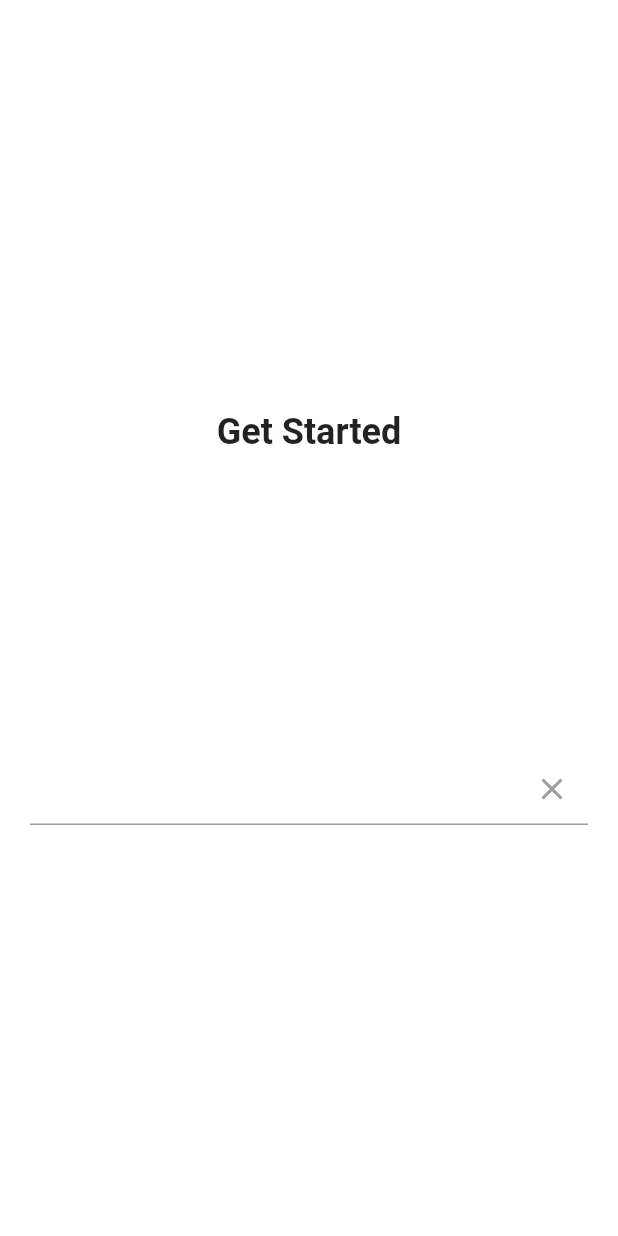
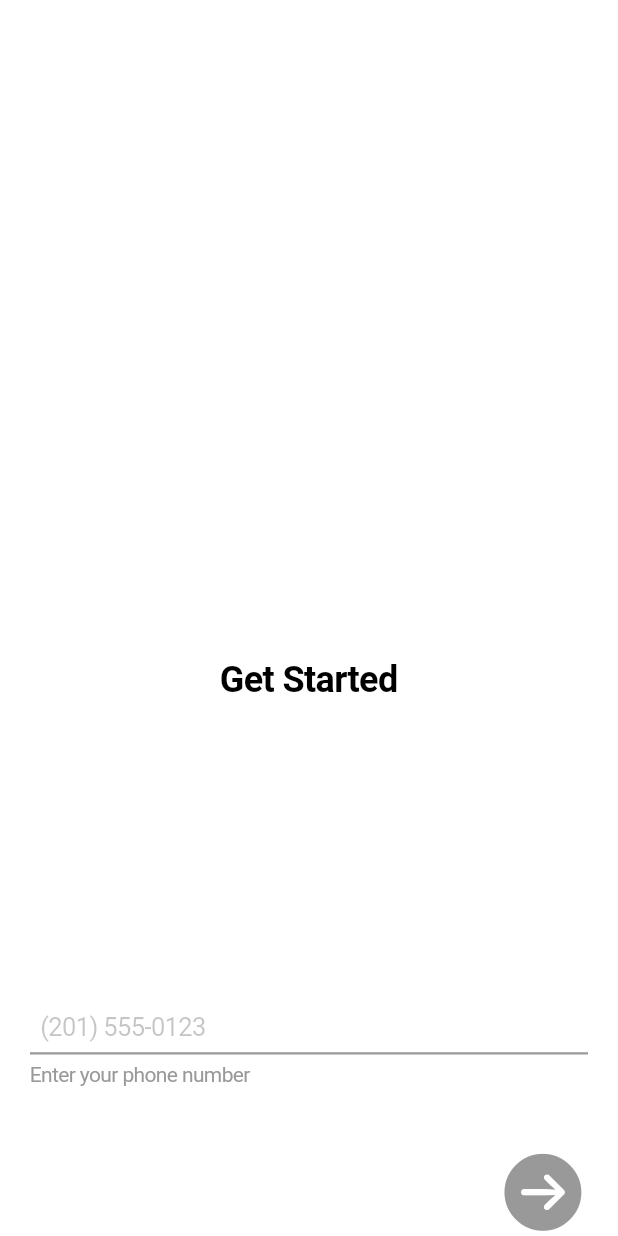
Before and after one commit to Elereman/phone_number_validation, a Flutter app: the screen it shows after launch, on a phone screen of 412 x 824 dp. Run offline on Flutter 3.47's test engine with Material 2 defaults, Android fonts, the phone set to English and light mode, and no system bars; our stand-ins replace mask_text_input_formatter, rxdart.

Commit message:
add bloc for home page implement IU add usecase for phone number validation

```diff
--- /dev/null
+++ b/lib/back_bone/bloc_status.dart
@@ -0,0 +1,5 @@
+enum BlocStatus {
+  Error,
+  Loading,
+  Loaded,
+}
--- /dev/null
+++ b/lib/domain/usecase/validate_phone_number.dart
@@ -0,0 +1,18 @@
+abstract class ValidatePhoneNumberUseCase {
+  Future<bool> call(String phoneNumber);
+}
+
+class DefaultValidatePhoneNumberUseCase implements ValidatePhoneNumberUseCase {
+  @override
+  Future<bool> call(String phoneNumber) async {
+    const String pattern = r'(\(\d{3}\) \d{3}-\d{4})';
+    final RegExp regExp = RegExp(pattern);
+    if (phoneNumber.isEmpty) {
+      return false;
+    } else if (!regExp.hasMatch(phoneNumber)) {
+      return false;
+    } else {
+      return true;
+    }
+  }
+}
--- a/lib/flutter/bloc/home_page/bloc.dart
+++ b/lib/flutter/bloc/home_page/bloc.dart
@@ -0,0 +1,40 @@
+import 'package:meta/meta.dart';
+import 'package:phone_number_validation/domain/usecase/validate_phone_number.dart';
+import 'package:phone_number_validation/flutter/bloc/home_page/event.dart';
+import 'package:phone_number_validation/flutter/bloc/home_page/event/initialize.dart';
+import 'package:phone_number_validation/flutter/bloc/home_page/event/validate.dart';
+import 'package:phone_number_validation/flutter/bloc/home_page/state.dart';
+import 'package:rxdart/rxdart.dart';
+
+class HomePageBloc {
+  final BehaviorSubject<HomePageEvent> _eventSubject;
+  final BehaviorSubject<HomePageState> _stateSubject;
+
+  final ValidatePhoneNumberUseCase validatePhoneNumberUseCase;
+
+  final int maxNumberLength;
+
+  HomePageState _state;
+
+  HomePageBloc({
+    @required this.validatePhoneNumberUseCase,
+    this.maxNumberLength = 14,
+  })  : _stateSubject = BehaviorSubject<HomePageState>(),
+        _eventSubject = BehaviorSubject<HomePageEvent>(),
+        super() {
+    _eventSubject.listen((HomePageEvent event) {
+      _state = event.reduce(_state);
+      _stateSubject.add(_state);
+    });
+    _eventSubject.add(InitializeEvent());
+  }
+
+  Stream<HomePageState> get stateStream => _stateSubject.stream;
+
+  void validatePhoneNumber(String number) =>
+      _eventSubject.add(ValidatePhoneNumberEvent(
+        number,
+        validatePhoneNumberUseCase,
+        _eventSubject.sink,
+      ));
+}
--- a/lib/flutter/bloc/home_page/event.dart
+++ b/lib/flutter/bloc/home_page/event.dart
@@ -0,0 +1,5 @@
+import 'package:phone_number_validation/flutter/bloc/home_page/state.dart';
+
+abstract class HomePageEvent {
+  HomePageState reduce(HomePageState oldState);
+}
--- /dev/null
+++ b/lib/flutter/bloc/home_page/event/data_loaded.dart
@@ -0,0 +1,11 @@
+import 'package:phone_number_validation/flutter/bloc/home_page/event.dart';
+import 'package:phone_number_validation/flutter/bloc/home_page/state.dart';
+
+class DataLoadedEvent implements HomePageEvent {
+  final HomePageState _state;
+
+  DataLoadedEvent(this._state);
+
+  @override
+  HomePageState reduce(HomePageState oldState) => _state;
+}
--- /dev/null
+++ b/lib/flutter/bloc/home_page/event/initialize.dart
@@ -0,0 +1,11 @@
+import 'package:phone_number_validation/back_bone/bloc_status.dart';
+import 'package:phone_number_validation/flutter/bloc/home_page/event.dart';
+import 'package:phone_number_validation/flutter/bloc/home_page/state.dart';
+
+class InitializeEvent implements HomePageEvent {
+  @override
+  HomePageState reduce(HomePageState oldState) => HomePageState(
+        isNumberValid: false,
+        status: BlocStatus.Loaded,
+      );
+}
--- /dev/null
+++ b/lib/flutter/bloc/home_page/event/validate.dart
@@ -0,0 +1,48 @@
+import 'package:phone_number_validation/back_bone/bloc_status.dart';
+import 'package:phone_number_validation/domain/usecase/validate_phone_number.dart';
+import 'package:phone_number_validation/flutter/bloc/home_page/event.dart';
+import 'package:phone_number_validation/flutter/bloc/home_page/event/data_loaded.dart';
+import 'package:phone_number_validation/flutter/bloc/home_page/state.dart';
+
+class ValidatePhoneNumberEvent implements HomePageEvent {
+  final String _phoneNumber;
+  final ValidatePhoneNumberUseCase _validatePhoneNumberUseCase;
+  final Sink<HomePageEvent> _eventSink;
+
+  ValidatePhoneNumberEvent(
+    this._phoneNumber,
+    this._validatePhoneNumberUseCase,
+    this._eventSink,
+  );
+
+  @override
+  HomePageState reduce(HomePageState oldState) {
+    _validatePhoneNumberUseCase(_phoneNumber)
+        .then(
+          (bool result) => _eventSink.add(
+            DataLoadedEvent(
+              HomePageState(
+                isNumberValid: result,
+                status: BlocStatus.Loaded,
+              ),
+            ),
+          ),
+        )
+        .catchError(
+          (Object error) => _eventSink.add(
+            DataLoadedEvent(
+              HomePageState(
+                isNumberValid: null,
+                status: BlocStatus.Error,
+                error: error,
+              ),
+            ),
+          ),
+        );
+
+    return HomePageState(
+      isNumberValid: oldState?.isNumberValid,
+      status: BlocStatus.Loading,
+    );
+  }
+}
--- a/lib/flutter/bloc/home_page/state.dart
+++ b/lib/flutter/bloc/home_page/state.dart
@@ -0,0 +1,14 @@
+import 'package:meta/meta.dart';
+import 'package:phone_number_validation/back_bone/bloc_status.dart';
+
+class HomePageState {
+  final bool isNumberValid;
+  final BlocStatus status;
+  final Object error;
+
+  HomePageState({
+    @required this.isNumberValid,
+    @required this.status,
+    this.error,
+  });
+}
--- a/lib/flutter/page/home.dart
+++ b/lib/flutter/page/home.dart
@@ -1,13 +1,46 @@
+import 'package:flutter/cupertino.dart';
 import 'package:flutter/material.dart';
+import 'package:mask_text_input_formatter/mask_text_input_formatter.dart';
+import 'package:phone_number_validation/back_bone/bloc_status.dart';
+import 'package:phone_number_validation/flutter/bloc/home_page/bloc.dart';
+import 'package:phone_number_validation/flutter/bloc/home_page/state.dart';
 
-class HomePage extends StatelessWidget {
+class HomePage extends StatefulWidget {
+  final HomePageBloc bloc;
+
+  const HomePage({@required this.bloc, Key key}) : super(key: key);
+
+  @override
+  _HomePageState createState() => _HomePageState();
+}
+
+class _HomePageState extends State<HomePage> {
+  final TextEditingController _controller = TextEditingController();
+
+  @override
+  void initState() {
+    super.initState();
+    _controller.addListener(onTextChanged);
+  }
+
+  @override
+  void dispose() {
+    super.dispose();
+    _controller.dispose();
+  }
+
+  void onTextChanged() {
+    widget.bloc.validatePhoneNumber(_controller.text);
+  }
+
   @override
   Widget build(BuildContext context) {
-    return Scaffold(
-      body: Column(
+    return CupertinoPageScaffold(
+      child: Column(
+        crossAxisAlignment: CrossAxisAlignment.start,
         children: <Widget>[
-          Spacer(),
-          Align(
+          const Spacer(),
+          const Align(
             alignment: Alignment.center,
             child: Text(
               'Get Started',
@@ -17,32 +50,119 @@ class HomePage extends StatelessWidget {
               ),
             ),
           ),
-          SizedBox(
+          const SizedBox(
             height: 200,
           ),
           Padding(
             padding: const EdgeInsets.symmetric(
               horizontal: 20,
             ),
-            child: TextFormField(
-              cursorColor: Colors.grey,
+            child: CupertinoTextField(
+              controller: _controller,
+              suffixMode: OverlayVisibilityMode.editing,
+              suffix: GestureDetector(
+                onTap: () {
+                  setState(() {
+                    _controller.clear();
+                  });
+                },
+                child: const Icon(
+                  CupertinoIcons.clear_circled_solid,
+                  color: CupertinoColors.inactiveGray,
+                ),
+              ),
+              inputFormatters: <MaskTextInputFormatter>[
+                MaskTextInputFormatter(mask: '(###) ###-####'),
+              ],
+              keyboardType: TextInputType.phone,
+              cursorColor: CupertinoColors.inactiveGray,
               cursorWidth: 1.5,
-              decoration: InputDecoration(
-                suffixIcon: IconButton(
-                  color: Colors.grey,
-                  onPressed: () {},
-                  icon: Icon(Icons.clear),
-                ),
-                focusedBorder: UnderlineInputBorder(
-                  borderSide: BorderSide(
-                    color: Colors.grey,
+              placeholder: '(201) 555-0123',
+              decoration: const BoxDecoration(
+                border: Border(
+                  bottom: BorderSide(
+                    color: CupertinoColors.inactiveGray,
                     width: 1.5,
                   ),
                 ),
               ),
             ),
           ),
-          Spacer(),
+          const SizedBox(
+            height: 5,
+          ),
+          const Padding(
+            padding: EdgeInsets.only(left: 20),
+            child: Text(
+              'Enter your phone number',
+              textAlign: TextAlign.start,
+              style: TextStyle(
+                color: CupertinoColors.inactiveGray,
+                fontSize: 14,
+                fontWeight: FontWeight.w400,
+              ),
+            ),
+          ),
+          const SizedBox(
+            height: 40,
+          ),
+          Padding(
+            padding: const EdgeInsets.only(right: 20),
+            child: Row(
+              mainAxisAlignment: MainAxisAlignment.end,
+              children: <Widget>[
+                StreamBuilder<HomePageState>(
+                    stream: widget.bloc.stateStream,
+                    builder: (BuildContext context,
+                        AsyncSnapshot<HomePageState> snapshot) {
+                      if (!snapshot.hasData) {
+                        return const Center(
+                          child: CupertinoActivityIndicator(
+                            animating: true,
+                            radius: 20,
+                          ),
+                        );
+                      } else if (snapshot.hasError) {
+                        return const Icon(
+                          CupertinoIcons.arrow_right_circle_fill,
+                          size: 60,
+                          color: CupertinoColors.systemRed,
+                        );
+                      } else {
+                        final HomePageState state = snapshot.data;
+
+                        if (state.status == BlocStatus.Loading) {
+                          return const Center(
+                            child: CupertinoActivityIndicator(
+                              animating: true,
+                              radius: 20,
+                            ),
+                          );
+                        } else if (state.status == BlocStatus.Error) {
+                          return const Icon(
+                            CupertinoIcons.arrow_right_circle_fill,
+                            size: 60,
+                            color: CupertinoColors.systemRed,
+                          );
+                        } else {
+                          if (state.isNumberValid) {
+                            return const Icon(
+                              CupertinoIcons.arrow_right_circle_fill,
+                              size: 60,
+                            );
+                          } else {
+                            return const Icon(
+                              CupertinoIcons.arrow_right_circle_fill,
+                              size: 60,
+                              color: CupertinoColors.inactiveGray,
+                            );
+                          }
+                        }
+                      }
+                    }),
+              ],
+            ),
+          )
         ],
       ),
     );
--- a/lib/main.dart
+++ b/lib/main.dart
@@ -1,4 +1,6 @@
-import 'package:flutter/material.dart';
+import 'package:flutter/cupertino.dart';
+import 'package:phone_number_validation/domain/usecase/validate_phone_number.dart';
+import 'package:phone_number_validation/flutter/bloc/home_page/bloc.dart';
 import 'package:phone_number_validation/flutter/page/home.dart';
 
 void main() {
@@ -6,17 +8,16 @@ void main() {
 }
 
 class MyApp extends StatelessWidget {
-  // This widget is the root of your application.
   @override
   Widget build(BuildContext context) {
-    return MaterialApp(
+    return CupertinoApp(
+      debugShowCheckedModeBanner: false,
       title: 'Flutter Demo',
-      theme: ThemeData(
-        primarySwatch: Colors.blue,
-        visualDensity: VisualDensity.adaptivePlatformDensity,
-        scaffoldBackgroundColor: Colors.white,
+      home: HomePage(
+        bloc: HomePageBloc(
+          validatePhoneNumberUseCase: DefaultValidatePhoneNumberUseCase(),
+        ),
       ),
-      home: HomePage(),
     );
   }
 }
--- a/pubspec.yaml
+++ b/pubspec.yaml
@@ -12,6 +12,7 @@ dependencies:
   flutter:
     sdk: flutter
   rxdart: 0.25.0
+  mask_text_input_formatter: 1.2.1
 
   cupertino_icons: ^1.0.0
 
```
Also changed, not shown: pubspec.lock.
